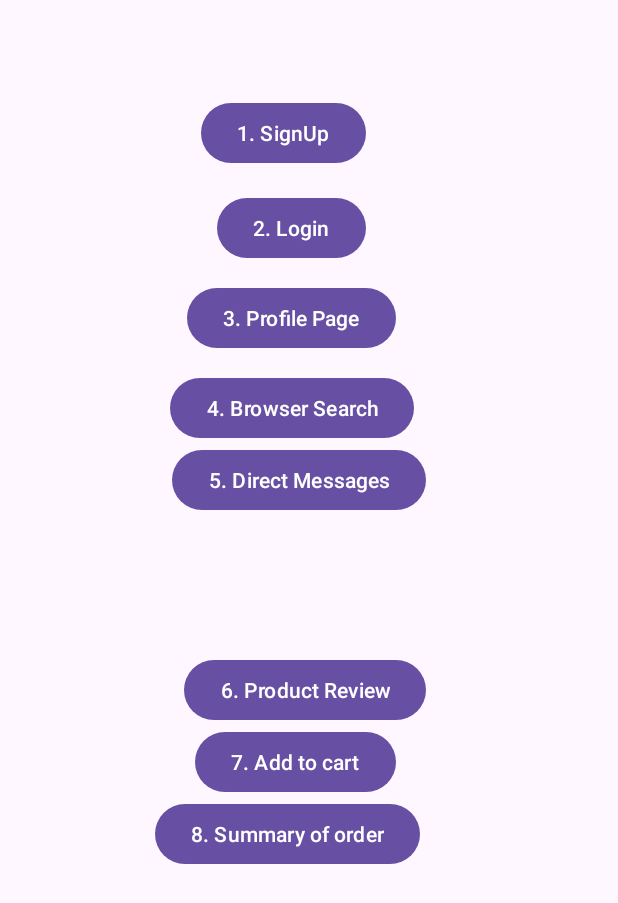
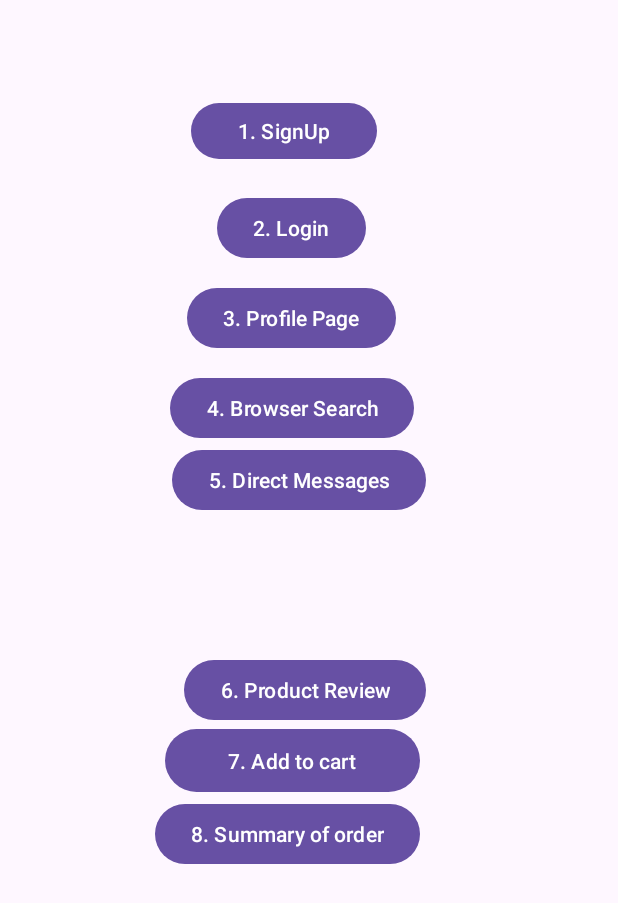
Before and after one commit to john48k/MobDev, an Android app: the screen it shows after launch (MainActivity), on a phone screen of 412 x 824 dp. Shown: the top 903 px of the screen. Run offline under Robolectric (Android 15) with nearby library versions, the phone set to English and light mode, and no system bars.

```diff
--- a/app/src/main/res/layout/activity_main.xml
+++ b/app/src/main/res/layout/activity_main.xml
@@ -9,8 +9,8 @@
 
     <Button
         android:id="@+id/btnSignUp"
-        android:layout_width="wrap_content"
-        android:layout_height="wrap_content"
+        android:layout_width="124dp"
+        android:layout_height="45dp"
         android:text="1. SignUp"
         app:layout_constraintBottom_toBottomOf="parent"
         app:layout_constraintEnd_toEndOf="parent"
@@ -71,9 +71,9 @@
 
     <Button
         android:id="@+id/btnAdd"
-        android:layout_width="wrap_content"
-        android:layout_height="wrap_content"
-        android:layout_marginEnd="148dp"
+        android:layout_width="170dp"
+        android:layout_height="50dp"
+        android:layout_marginEnd="132dp"
         android:layout_marginBottom="292dp"
         android:text="7. Add to cart"
         app:layout_constraintBottom_toBottomOf="parent"
```
Also changed, not shown: app/src/main/java/com/example/mainactivity/Summary.java (+16 -13 lines), app/src/main/res/layout/activity_summary.xml (+11 -4 lines).
